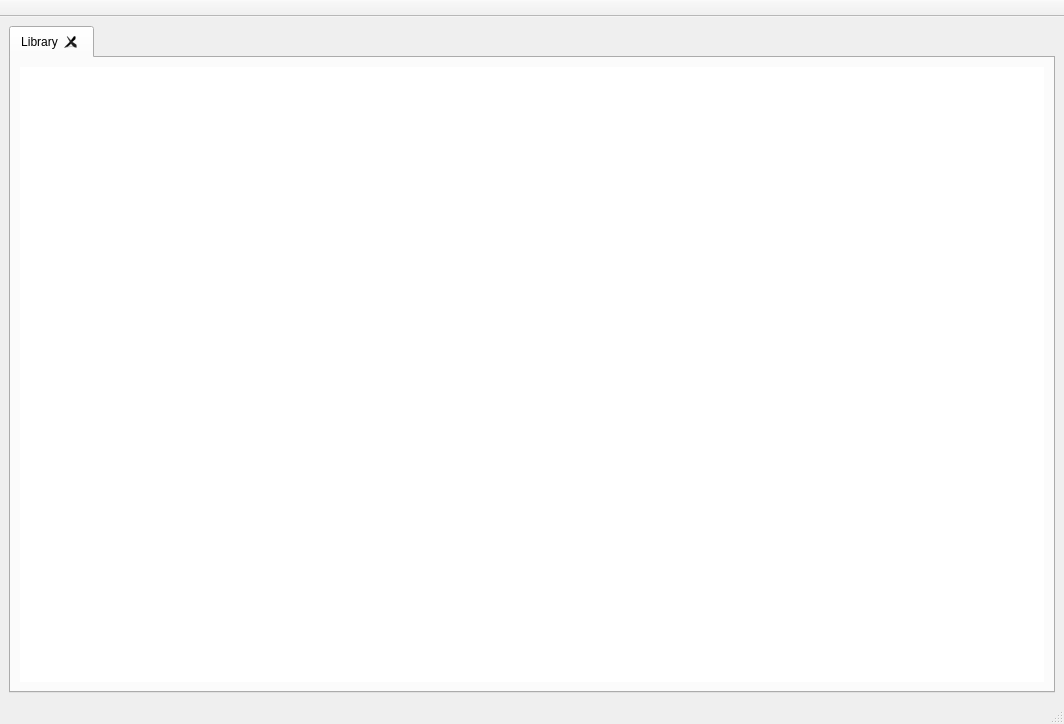
Above: resources/main.ui from BasioMeusPuga/Lector before the change. Below: the same form after it.
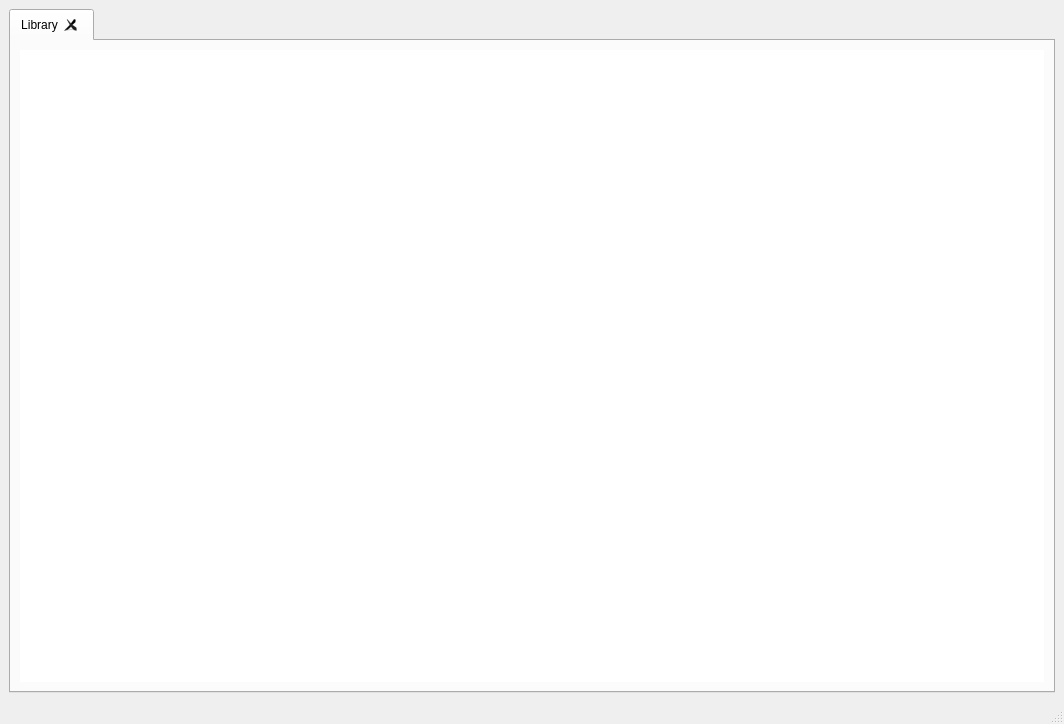
That is the form after the change.

```diff
--- a/resources/main.ui
+++ b/resources/main.ui
@@ -79,46 +79,6 @@
     </item>
    </layout>
   </widget>
-  <widget class="QToolBar" name="LibraryToolBar">
-   <property name="windowTitle">
-    <string>toolBar</string>
-   </property>
-   <property name="movable">
-    <bool>false</bool>
-   </property>
-   <property name="iconSize">
-    <size>
-     <width>22</width>
-     <height>22</height>
-    </size>
-   </property>
-   <property name="floatable">
-    <bool>false</bool>
-   </property>
-   <attribute name="toolBarArea">
-    <enum>TopToolBarArea</enum>
-   </attribute>
-   <attribute name="toolBarBreak">
-    <bool>false</bool>
-   </attribute>
-  </widget>
-  <widget class="QToolBar" name="BookToolBar">
-   <property name="windowTitle">
-    <string>toolBar_2</string>
-   </property>
-   <property name="movable">
-    <bool>false</bool>
-   </property>
-   <property name="floatable">
-    <bool>false</bool>
-   </property>
-   <attribute name="toolBarArea">
-    <enum>TopToolBarArea</enum>
-   </attribute>
-   <attribute name="toolBarBreak">
-    <bool>false</bool>
-   </attribute>
-  </widget>
   <widget class="QStatusBar" name="statusBar">
    <property name="sizePolicy">
     <sizepolicy hsizetype="Expanding" vsizetype="Preferred">
```
